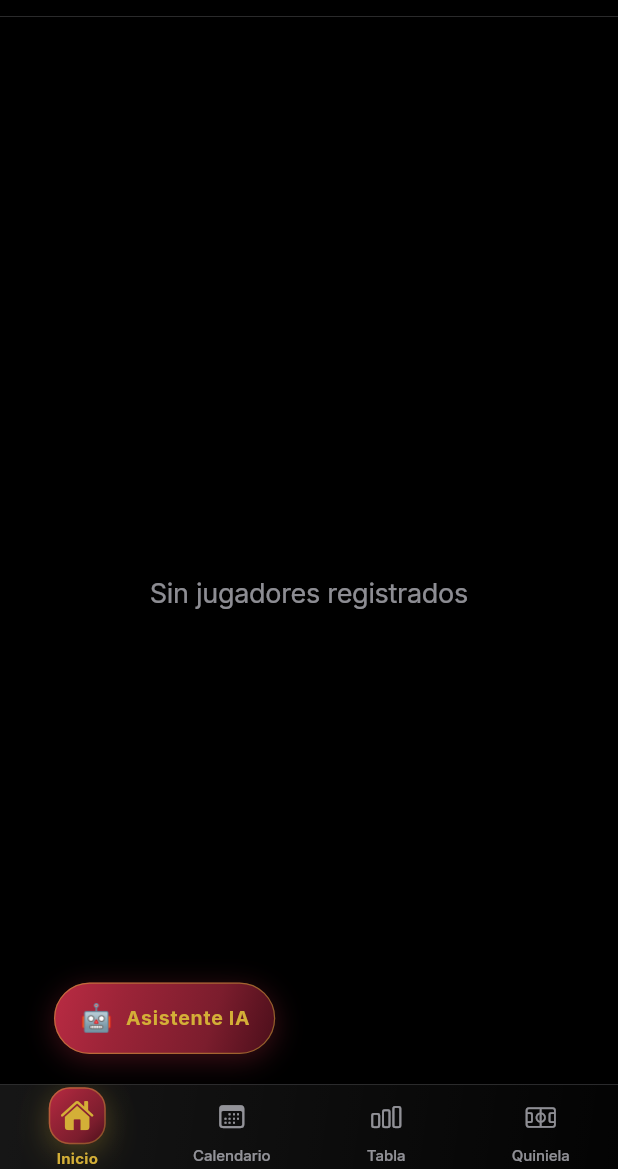
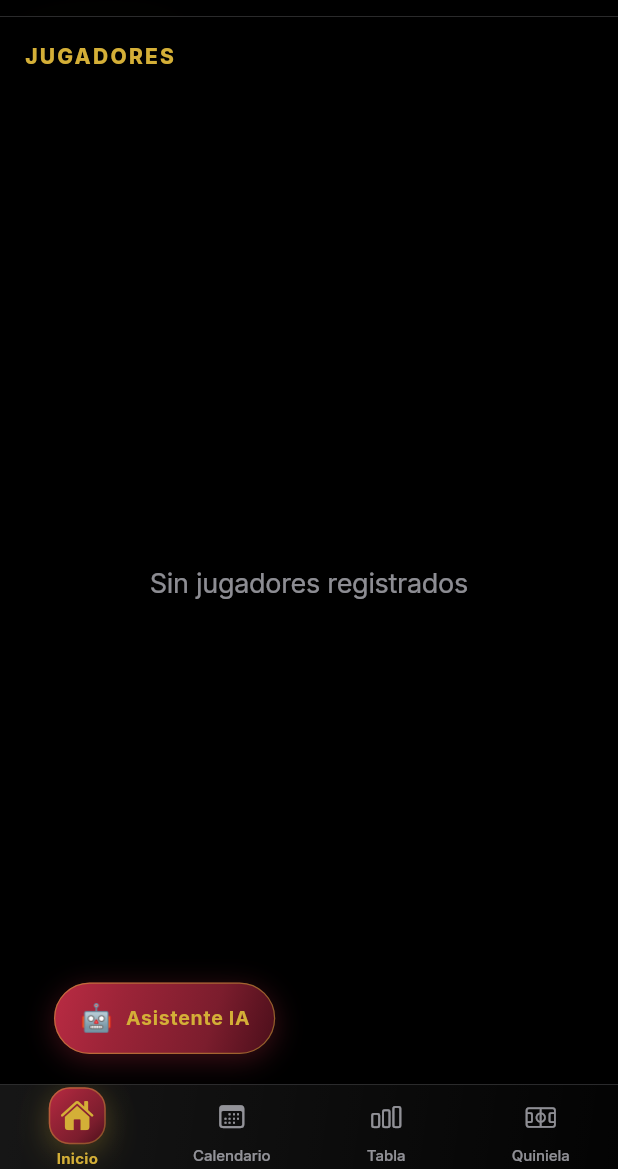
Before and after one commit to maskyhoodie74-dotcom/proyectoimplementa, a Flutter app: the JugadoresScreen screen opened by its route, on a phone screen of 412 x 824 dp, the part 67-1236 px from its top. Run offline on Flutter 3.47's test engine with Material 3 defaults, Android fonts, the phone set to English and light mode, and no system bars; our stand-ins replace flutter_markdown, go_router, google_fonts, google_generative_ai, image_picker, share_plus and 3 more; accounts and stored records are empty.

Commit message:
fix: Admin gear icon overlay issue and FAB overlapping in Jugadores

```diff
--- a/gol258/lib/features/auth/login_screen.dart
+++ b/gol258/lib/features/auth/login_screen.dart
@@ -95,38 +95,6 @@ class _LoginScreenState extends State<LoginScreen>
           _buildBackground(),
           // ── Círculos decorativos ──
           _buildDecoCircles(),
-          // ── Tuerca Admin (esquina superior derecha) ──
-          SafeArea(
-            child: Align(
-              alignment: Alignment.topRight,
-              child: Padding(
-                padding: const EdgeInsets.all(12),
-                child: Tooltip(
-                  message: 'Acceso personal autorizado',
-                  child: GestureDetector(
-                    onTap: _openAdminLogin,
-                    child: Container(
-                      width: 42,
-                      height: 42,
-                      decoration: BoxDecoration(
-                        color: AppColors.bgCard.withValues(alpha: 0.6),
-                        borderRadius: BorderRadius.circular(12),
-                        border: Border.all(
-                          color: AppColors.divider,
-                          width: 0.5,
-                        ),
-                      ),
-                      child: const Icon(
-                        CupertinoIcons.settings,
-                        color: AppColors.textTertiary,
-                        size: 20,
-                      ),
-                    ),
-                  ),
-                ),
-              ),
-            ),
-          ),
           // ── Contenido principal ──
           SafeArea(
             child: Center(
@@ -162,6 +130,38 @@ class _LoginScreenState extends State<LoginScreen>
                           _buildFooter(),
                           const SizedBox(height: 20),
                         ],
+                      ),
+                    ),
+                  ),
+                ),
+              ),
+            ),
+          ),
+          // Tuerca Admin
+          SafeArea(
+            child: Align(
+              alignment: Alignment.topRight,
+              child: Padding(
+                padding: const EdgeInsets.all(12),
+                child: Tooltip(
+                  message: 'Acceso personal autorizado',
+                  child: GestureDetector(
+                    onTap: _openAdminLogin,
+                    child: Container(
+                      width: 42,
+                      height: 42,
+                      decoration: BoxDecoration(
+                        color: AppColors.bgCard.withValues(alpha: 0.6),
+                        borderRadius: BorderRadius.circular(12),
+                        border: Border.all(
+                          color: AppColors.divider,
+                          width: 0.5,
+                        ),
+                      ),
+                      child: const Icon(
+                        CupertinoIcons.settings,
+                        color: AppColors.textTertiary,
+                        size: 20,
                       ),
                     ),
                   ),
@@ -253,7 +253,9 @@ class _LoginScreenState extends State<LoginScreen>
               ),
             ),
             ClipOval(
-              child: Positioned.fill(
+              child: Stack(
+                children: [
+                  Positioned.fill(
                     child: Transform.translate(
                       offset: Offset(_shineAnim.value * 200, 0),
                       child: Container(
@@ -270,6 +272,8 @@ class _LoginScreenState extends State<LoginScreen>
                         ),
                       ),
                     ),
+                  ),
+                ],
               ),
             ),
           ],
--- a/gol258/lib/features/jugadores/jugadores_screen.dart
+++ b/gol258/lib/features/jugadores/jugadores_screen.dart
@@ -38,16 +38,54 @@ class _JugadoresScreenState extends State<JugadoresScreen> {
     final jugadores = context.watch<JugadoresProvider>();
     final isAdmin = context.watch<AuthProvider>().isAdmin;
     return Scaffold(
-      floatingActionButton: isAdmin
-          ? FloatingActionButton(
-              backgroundColor: AppColors.gold,
-              foregroundColor: AppColors.bgDark,
-              tooltip: 'Agregar Jugador',
-              onPressed: () => _showForm(),
-              child: const Icon(Icons.person_add),
-            )
-          : null,
-      body: jugadores.loading
+      body: SafeArea(
+        child: Column(
+          children: [
+            // ─── Header ──────────────────────────────────────────────
+            Padding(
+              padding: const EdgeInsets.fromLTRB(16, 16, 16, 8),
+              child: Row(
+                children: [
+                  Expanded(
+                    child: Text(
+                      'JUGADORES',
+                      style: GoogleFonts.inter(
+                        color: AppColors.gold,
+                        fontSize: 14,
+                        fontWeight: FontWeight.w800,
+                        letterSpacing: 1.5,
+                      ),
+                    ),
+                  ),
+                  if (isAdmin)
+                    GestureDetector(
+                      onTap: () => _showForm(),
+                      child: Container(
+                        padding: const EdgeInsets.symmetric(horizontal: 12, vertical: 8),
+                        decoration: BoxDecoration(
+                          gradient: AppColors.goldGradient,
+                          borderRadius: BorderRadius.circular(10),
+                        ),
+                        child: Row(
+                          mainAxisSize: MainAxisSize.min,
+                          children: [
+                            const Icon(Icons.person_add, color: AppColors.bgDark, size: 16),
+                            const SizedBox(width: 6),
+                            Text('Jugador',
+                                style: GoogleFonts.inter(
+                                    color: AppColors.bgDark,
+                                    fontSize: 13,
+                                    fontWeight: FontWeight.w700)),
+                          ],
+                        ),
+                      ),
+                    ),
+                ],
+              ),
+            ),
+            // ─── Lista ──────────────────────────────────────────────
+            Expanded(
+              child: jugadores.loading
                   ? const Center(child: CircularProgressIndicator(color: AppColors.gold))
                   : jugadores.jugadores.isEmpty
                       ? Center(
@@ -149,6 +187,10 @@ class _JugadoresScreenState extends State<JugadoresScreen> {
                         },
                       ),
                     ),
+                  ),
+                ),
+            ),
+          ],
         ),
       ),
     );
```
Lines whose indentation alone changed are shown as unchanged.
